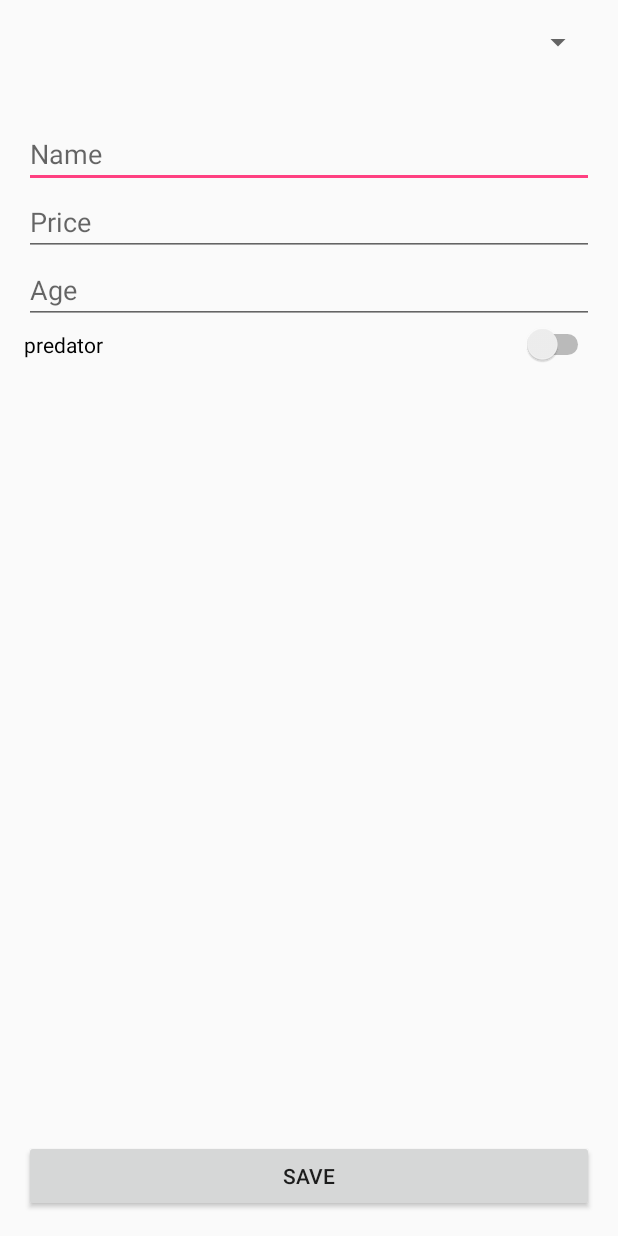
After one commit to ystelmahovskaya/ZooAndroid, an Android app: the layout activity_add_product.xml on its own in the app's theme, with its tools: preview values and no code run, on a phone screen of 412 x 824 dp. The commit adds this screen. Run offline under Robolectric (Android 15) with nearby library versions, the phone set to English and light mode, and no system bars.

Commit message:
add new product

```diff
--- a/app/src/main/AndroidManifest.xml
+++ b/app/src/main/AndroidManifest.xml
@@ -25,8 +25,8 @@
         <activity android:name=".AddAdmin" />
         <activity android:name=".AddBranch" />
         <activity android:name=".BranchActivity" />
-        <activity android:name=".AddFish" />
-        <activity android:name=".ProductActivity"></activity>
+        <activity android:name=".ProductActivity" />
+        <activity android:name=".AddProduct"></activity>
     </application>
 
 </manifest>
--- /dev/null
+++ b/app/src/main/res/layout/activity_add_product.xml
@@ -0,0 +1,163 @@
+<?xml version="1.0" encoding="utf-8"?>
+<RelativeLayout xmlns:android="http://schemas.android.com/apk/res/android"
+    xmlns:tools="http://schemas.android.com/tools"
+    android:id="@+id/activity_add_product"
+    android:layout_width="match_parent"
+    android:layout_height="match_parent"
+    android:paddingBottom="@dimen/activity_vertical_margin"
+    android:paddingLeft="@dimen/activity_horizontal_margin"
+    android:paddingRight="@dimen/activity_horizontal_margin"
+    android:paddingTop="@dimen/activity_vertical_margin"
+    tools:context="com.example.yuliiastelmakhovska.zooandroid.AddProduct">
+
+    <Spinner
+        android:layout_width="match_parent"
+        android:layout_height="wrap_content"
+        android:layout_alignParentTop="true"
+        android:layout_centerHorizontal="true"
+        android:id="@+id/spinnerProducts" />
+
+    <Button
+        android:text="save"
+        android:layout_width="match_parent"
+        android:layout_height="wrap_content"
+        android:layout_alignParentBottom="true"
+        android:id="@+id/button6"
+        android:layout_alignParentEnd="true"
+        android:layout_alignParentStart="true"
+        android:onClick="saveProduct"/>
+
+    <ScrollView
+        android:layout_width="match_parent"
+        android:layout_height="match_parent"
+        android:fillViewport="false"
+        android:layout_alignParentBottom="true"
+        android:layout_alignParentStart="true"
+        android:layout_below="@+id/spinnerProducts"
+        android:layout_marginTop="40dp">
+
+        <LinearLayout
+            android:layout_width="match_parent"
+            android:layout_height="wrap_content"
+            android:orientation="vertical" >
+
+            <EditText
+                android:layout_width="match_parent"
+                android:layout_height="wrap_content"
+                android:inputType="textPersonName"
+                android:ems="10"
+                android:id="@+id/editTextName"
+                android:hint="Name" />
+
+            <EditText
+                android:layout_width="match_parent"
+                android:layout_height="wrap_content"
+                android:inputType="numberDecimal"
+                android:ems="10"
+                android:id="@+id/editTextPrice"
+                android:hint="Price" />
+
+            <EditText
+                android:layout_width="match_parent"
+                android:layout_height="wrap_content"
+                android:inputType="number"
+                android:ems="10"
+                android:id="@+id/editTextAliveAge"
+                android:hint="Age" />
+
+            <Switch
+                android:text="predator"
+                android:layout_width="match_parent"
+                android:layout_height="wrap_content"
+                android:id="@+id/switchPredator" />
+
+            <EditText
+                android:layout_width="match_parent"
+                android:layout_height="wrap_content"
+                android:inputType="textPersonName"
+                android:ems="10"
+                android:id="@+id/editTextSpecies"
+                android:hint="species"
+                android:visibility="invisible" />
+
+            <EditText
+                android:layout_width="match_parent"
+                android:layout_height="wrap_content"
+                android:inputType="number"
+                android:ems="10"
+                android:id="@+id/editTextFishTemp"
+                android:hint="temperature"
+                android:visibility="gone" />
+
+            <Switch
+                android:text="salt water"
+                android:layout_width="match_parent"
+                android:layout_height="wrap_content"
+                android:id="@+id/switchFishSaltWater"
+                android:visibility="gone" />
+
+            <Switch
+                android:text="venomous"
+                android:layout_width="match_parent"
+                android:layout_height="wrap_content"
+                android:id="@+id/switchSpiderVenomous"
+                android:visibility="gone" />
+
+            <EditText
+                android:layout_width="match_parent"
+                android:layout_height="wrap_content"
+                android:inputType="textPersonName"
+                android:ems="10"
+                android:id="@+id/editTextSpiderHabitat"
+                android:elevation="12dp"
+                android:hint="Habitat"
+                android:visibility="gone" />
+
+            <Switch
+                android:text="venomous"
+                android:layout_width="match_parent"
+                android:layout_height="wrap_content"
+                android:id="@+id/switchInsectVenomous"
+                android:visibility="gone" />
+
+            <Switch
+                android:text="flying"
+                android:layout_width="match_parent"
+                android:layout_height="wrap_content"
+                android:visibility="gone"
+                android:id="@+id/switchInsectFlying" />
+
+            <EditText
+                android:layout_width="match_parent"
+                android:layout_height="wrap_content"
+                android:inputType="number"
+                android:ems="10"
+                android:id="@+id/editTextLittAnimLife"
+                android:hint="avarage life length"
+                android:visibility="gone" />
+
+            <Switch
+                android:text="Venomous"
+                android:layout_width="match_parent"
+                android:layout_height="wrap_content"
+                android:id="@+id/switchAmphibiumVenomous"
+                android:visibility="gone"                />
+
+            <Switch
+                android:text="Poisonous"
+                android:layout_width="match_parent"
+                android:layout_height="wrap_content"
+                android:id="@+id/switchAmphibiumPoisonous"
+                android:visibility="gone"/>
+
+            <Switch
+                android:text="Salt Water"
+                android:layout_width="match_parent"
+                android:layout_height="wrap_content"
+                android:id="@+id/switchAmphibiumSaltWater"
+                android:visibility="gone"/>
+
+        </LinearLayout>
+    </ScrollView>
+
+</RelativeLayout>
--- a/app/src/main/res/layout/activity_product.xml
+++ b/app/src/main/res/layout/activity_product.xml
@@ -15,10 +15,11 @@
         android:layout_width="wrap_content"
         android:layout_height="wrap_content"
         android:clickable="true"
-        app:srcCompat="@color/colorAccent"
         android:layout_marginBottom="48dp"
         android:id="@+id/floatingActionButton"
         android:layout_marginEnd="44dp"
         android:layout_alignParentBottom="true"
-        android:layout_alignParentEnd="true" />
+        android:layout_alignParentEnd="true"
+        android:onClick="callAddNewProduct"
+        />
 </RelativeLayout>
```
Also changed, not shown: app/src/main/java/com/example/yuliiastelmakhovska/zooandroid/AddProduct.java (+118 -23 lines), app/src/main/res/layout/activity_add_fish.xml (deleted, +0 -118 lines).
